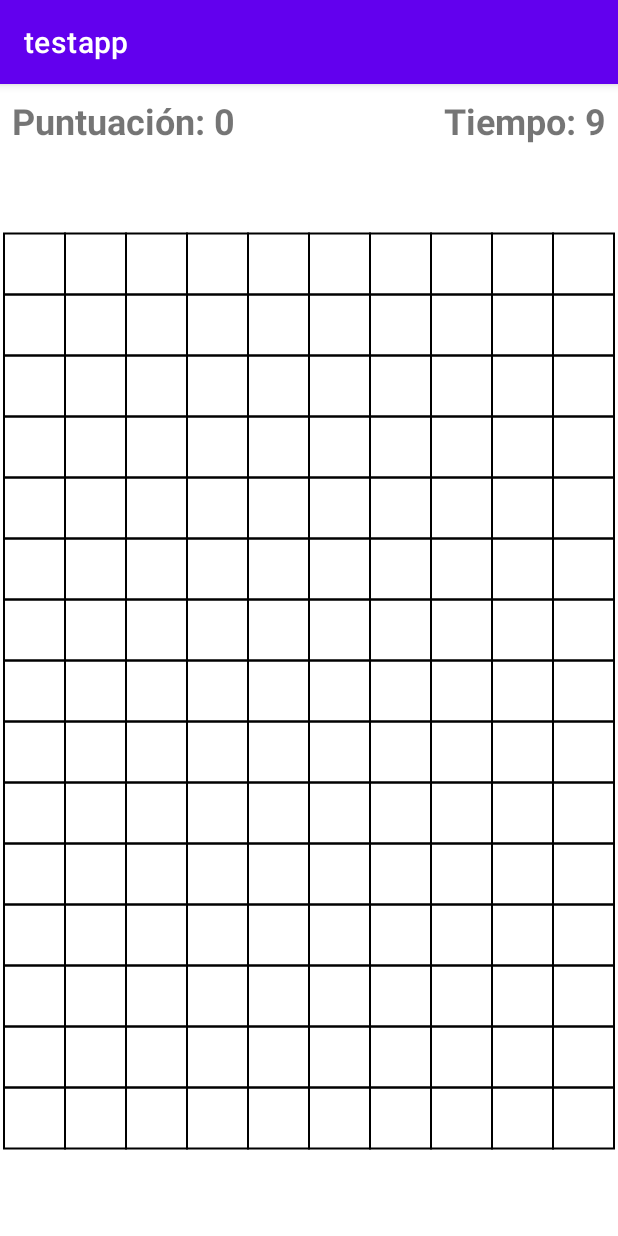
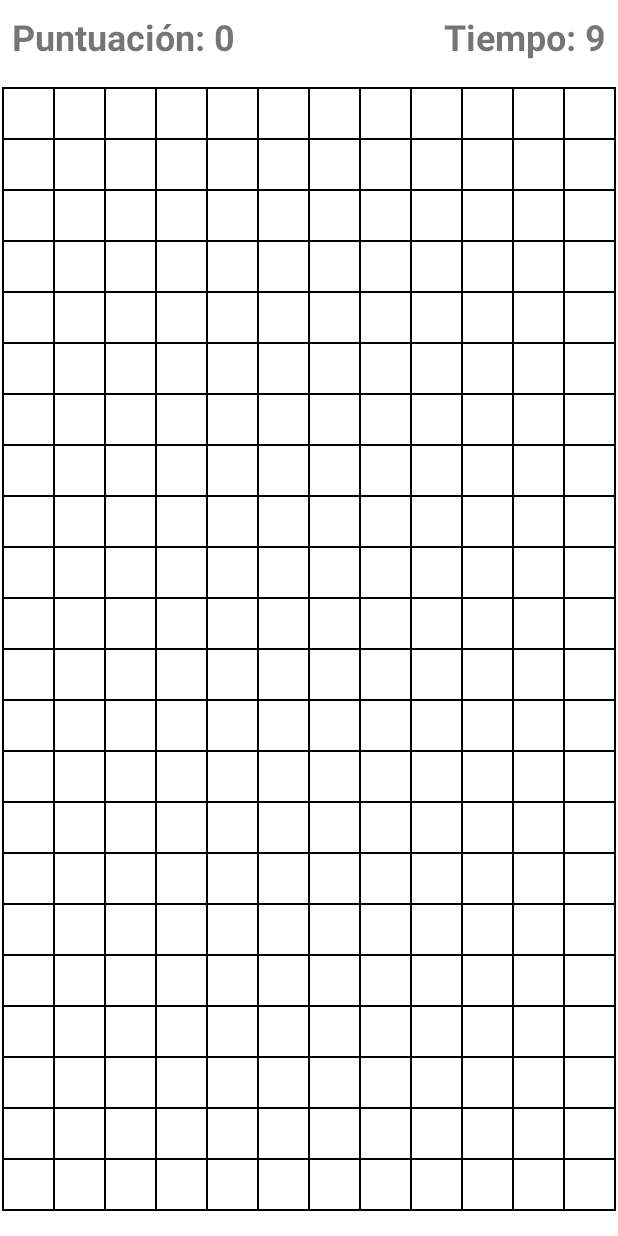
Before and after one commit to mundodigitalpro/Minesweeper_final, an Android app: the screen it shows after launch (MainActivity), on a phone screen of 412 x 824 dp. Run offline under Robolectric (Android 15) with nearby library versions, the phone set to English and light mode, and no system bars.

```diff
--- a/app/src/main/java/com/example/testapp/MainActivity.kt
+++ b/app/src/main/java/com/example/testapp/MainActivity.kt
@@ -30,7 +30,6 @@ class MainActivity : AppCompatActivity(), MineSweeperView.OnScoreChangeListener,
 
         mineSweeperView = findViewById(R.id.mineSweeperView)
         swipeRefreshLayout = findViewById(R.id.swipeRefreshLayout)
-
         scoreTextView = findViewById(R.id.tvScore)
         timerTextView = findViewById(R.id.tvTimer)
 
--- a/app/src/main/java/com/example/testapp/MineSweeperView.kt
+++ b/app/src/main/java/com/example/testapp/MineSweeperView.kt
@@ -14,9 +14,9 @@ import android.view.GestureDetector.SimpleOnGestureListener
 
 class MineSweeperView(context: Context, attrs: AttributeSet?) : View(context, attrs) {
 
-    private var boardWidth = 10
-    private var boardHeight = 15
-    private var mineCount = 10
+    private var boardWidth = 12
+    private var boardHeight = 22
+    private var mineCount = (boardWidth * boardHeight * 0.10).toInt()
     private var cellSize = 100
 
     private var boardPixelWidth = 0
@@ -84,8 +84,6 @@ class MineSweeperView(context: Context, attrs: AttributeSet?) : View(context, at
 
     private val gestureDetector = GestureDetector(context, object : SimpleOnGestureListener() {
         override fun onSingleTapUp(e: MotionEvent): Boolean {
-/*            val x = (e.x / (width.toFloat() / boardWidth)).toInt()
-            val y = (e.y / (height.toFloat() / boardHeight)).toInt()*/
             val x = ((e.x - horizontalOffset) / cellSize).toInt()
             val y = ((e.y - verticalOffset) / cellSize).toInt()
 
@@ -143,12 +141,6 @@ class MineSweeperView(context: Context, attrs: AttributeSet?) : View(context, at
         super.onDraw(canvas)
         canvas?.apply {
 
-/*            val availableVerticalSpace = height - boardHeight * cellSize
-            val verticalOffset = if (availableVerticalSpace > 0) {
-                availableVerticalSpace / 2f
-            } else {
-                0f
-            }*/
             verticalOffset = (height - boardPixelHeight) / 2f
             horizontalOffset = (width - boardPixelWidth) / 2f
 
--- a/app/src/main/res/mipmap-anydpi-v26/ic_launcher.xml
+++ b/app/src/main/res/mipmap-anydpi-v26/ic_launcher.xml
@@ -1,5 +1,5 @@
 <?xml version="1.0" encoding="utf-8"?>
 <adaptive-icon xmlns:android="http://schemas.android.com/apk/res/android">
-    <background android:drawable="@drawable/ic_launcher_background" />
-    <foreground android:drawable="@drawable/ic_launcher_foreground" />
+    <background android:drawable="@mipmap/ic_launcher_background"/>
+    <foreground android:drawable="@mipmap/ic_launcher_foreground"/>
 </adaptive-icon>
--- a/app/src/main/res/mipmap-anydpi-v26/ic_launcher_round.xml
+++ b/app/src/main/res/mipmap-anydpi-v26/ic_launcher_round.xml
@@ -1,5 +1,5 @@
 <?xml version="1.0" encoding="utf-8"?>
 <adaptive-icon xmlns:android="http://schemas.android.com/apk/res/android">
-    <background android:drawable="@drawable/ic_launcher_background" />
-    <foreground android:drawable="@drawable/ic_launcher_foreground" />
+    <background android:drawable="@mipmap/ic_launcher_background"/>
+    <foreground android:drawable="@mipmap/ic_launcher_foreground"/>
 </adaptive-icon>
--- a/app/src/main/res/values/themes.xml
+++ b/app/src/main/res/values/themes.xml
@@ -1,6 +1,7 @@
 <resources xmlns:tools="http://schemas.android.com/tools">
     <!-- Base application theme. -->
-    <style name="Theme.Testapp" parent="Theme.MaterialComponents.DayNight.DarkActionBar">
+
+    <style name="Theme.Testapp" parent="Theme.MaterialComponents.DayNight.NoActionBar">
         <!-- Primary brand color. -->
         <item name="colorPrimary">@color/purple_500</item>
         <item name="colorPrimaryVariant">@color/purple_700</item>
```
Also changed, not shown: app/src/main/res/drawable/mine.png.
